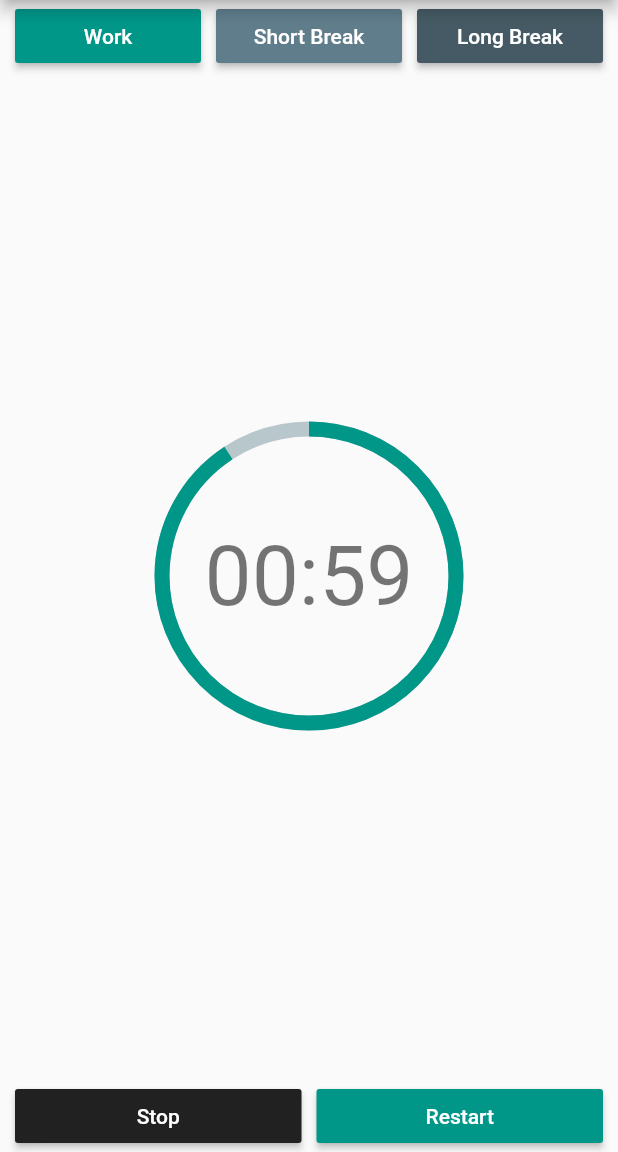
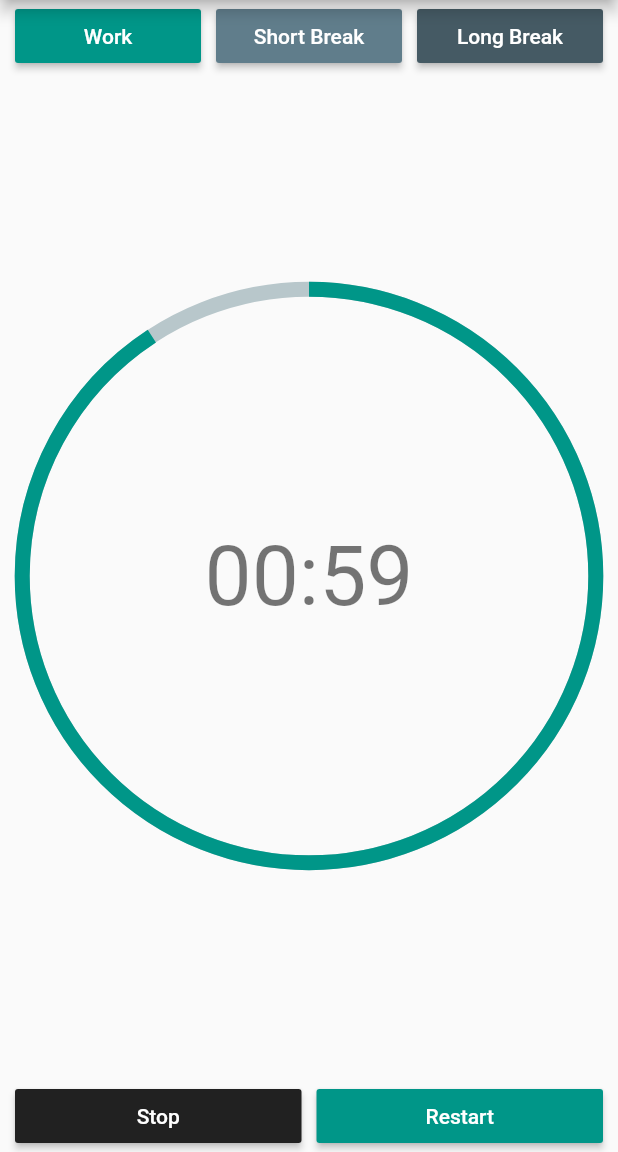
Before and after one commit to a14guguliye/timerAppForInternalUse, a Flutter app: the screen it shows after launch, on a phone screen of 412 x 824 dp, the part 84-1236 px from its top. Run offline on Flutter 3.47's test engine with Material 2 defaults, Android fonts, the phone set to English and light mode, and no system bars; drawn by our look-alikes of percent_indicator.

Commit message:
making the timer bigger

```diff
--- a/lib/widgets/percent_indicator.dart
+++ b/lib/widgets/percent_indicator.dart
@@ -23,7 +23,7 @@ class _TimerIndicatorState extends State<TimerIndicator> {
       builder: (context, snapshot) {
         return Expanded(
           child: CircularPercentIndicator(
-            radius: widget.availableWidth / 4,
+            radius: widget.availableWidth / 2.1,
             lineWidth: 10,
             percent: double.parse(snapshot.data.toString()) / tr.work,
             progressColor: const Color(0xff009688),
```
